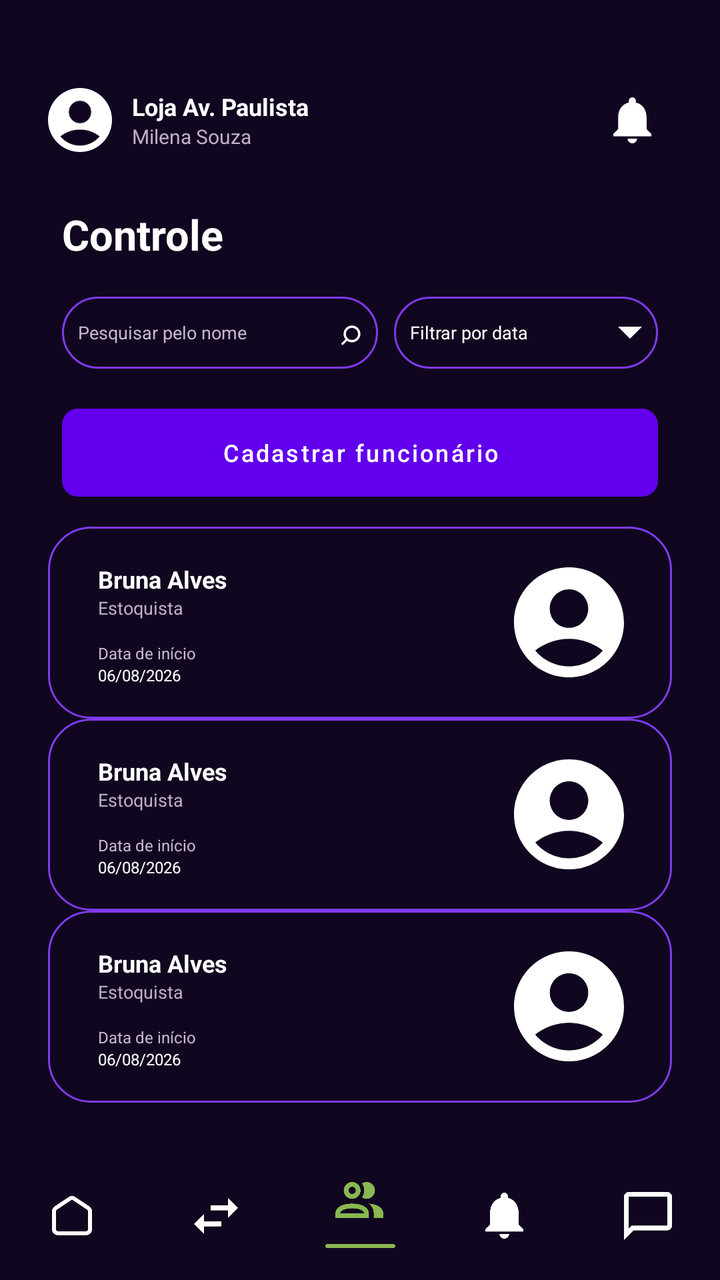
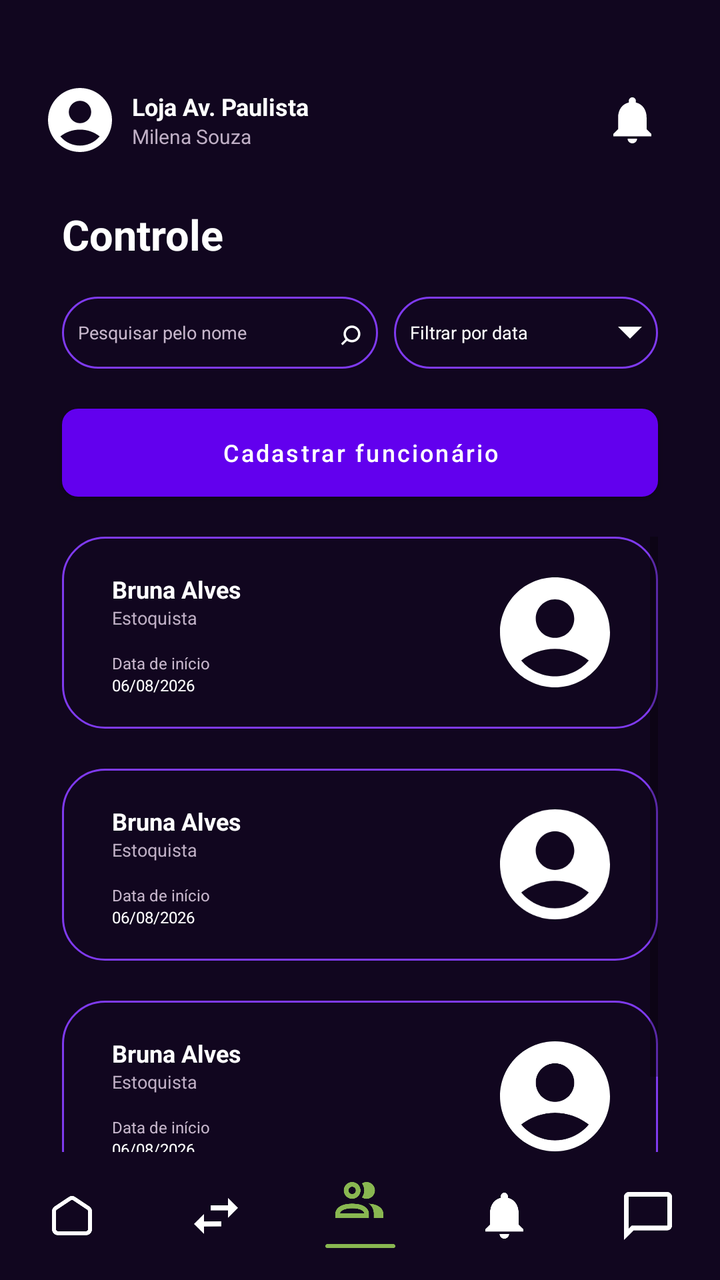

Two renders of the same Android screen: before a commit and after it. Below are the layout's source before the change and the commit's diff.
<!-- AndroidManifest.xml: application theme Theme.QuiStock -->
<!-- res/layout/fragment_employee.xml -->
<?xml version="1.0" encoding="utf-8"?>
<androidx.constraintlayout.widget.ConstraintLayout xmlns:android="http://schemas.android.com/apk/res/android"
    xmlns:app="http://schemas.android.com/apk/res-auto"
    xmlns:tools="http://schemas.android.com/tools"
    android:layout_width="match_parent"
    android:layout_height="match_parent"
    android:background="#11061F"
    tools:context=".presentation.employee.EmployeeFragment">

    <LinearLayout
        android:id="@+id/headerFuncionarios"
        android:layout_width="0dp"
        android:layout_height="32dp"
        android:layout_marginStart="24dp"
        android:layout_marginTop="44dp"
        android:layout_marginEnd="32dp"
        android:gravity="center_vertical"
        android:orientation="horizontal"
        app:layout_constraintEnd_toEndOf="parent"
        app:layout_constraintStart_toStartOf="parent"
        app:layout_constraintTop_toTopOf="parent">

        <ImageView
            android:layout_width="32dp"
            android:layout_height="32dp"
            android:contentDescription="Perfil"
            android:src="@drawable/ic_profile" />

        <LinearLayout
            android:layout_width="0dp"
            android:layout_height="wrap_content"
            android:layout_marginStart="10dp"
            android:layout_weight="1"
            android:orientation="vertical">

            <TextView
                android:layout_width="wrap_content"
                android:layout_height="wrap_content"
                android:text="Loja Av. Paulista"
                android:textColor="#FFFFFF"
                android:textSize="12sp"
                android:textStyle="bold" />

            <TextView
                android:layout_width="wrap_content"
                android:layout_height="wrap_content"
                android:text="Milena Souza"
                android:textColor="#BFAFC5"
                android:textSize="10sp" />
        </LinearLayout>

        <ImageButton
            android:id="@+id/btnNotificacoesFuncionarios"
            android:layout_width="24dp"
            android:layout_height="24dp"
            android:background="@android:color/transparent"
            android:contentDescription="Notificações"
            android:padding="0dp"
            android:src="@drawable/ic_notification" />
    </LinearLayout>

    <TextView
        android:id="@+id/tvTituloControleFuncionarios"
        android:layout_width="wrap_content"
        android:layout_height="wrap_content"
        android:layout_marginStart="31dp"
        android:layout_marginTop="27dp"
        android:text="Controle"
        android:textColor="#FFFFFF"
        android:textSize="21sp"
        android:textStyle="bold"
        app:layout_constraintStart_toStartOf="parent"
        app:layout_constraintTop_toBottomOf="@id/headerFuncionarios" />

    <LinearLayout
        android:id="@+id/areaFiltrosFuncionarios"
        android:layout_width="0dp"
        android:layout_height="36dp"
        android:layout_marginStart="31dp"
        android:layout_marginTop="17dp"
        android:layout_marginEnd="31dp"
        android:orientation="horizontal"
        app:layout_constraintEnd_toEndOf="parent"
        app:layout_constraintStart_toStartOf="parent"
        app:layout_constraintTop_toBottomOf="@id/tvTituloControleFuncionarios">

        <LinearLayout
            android:layout_width="0dp"
            android:layout_height="match_parent"
            android:layout_marginEnd="4dp"
            android:layout_weight="1.2"
            android:background="@drawable/bg_card_summary"
            android:gravity="center_vertical"
            android:orientation="horizontal"
            android:paddingStart="8dp"
            android:paddingEnd="8dp">

            <EditText
                android:id="@+id/etBuscaFuncionario"
                android:layout_width="0dp"
                android:layout_height="match_parent"
                android:layout_weight="1"
                android:background="@android:color/transparent"
                android:hint="Pesquisar pelo nome"
                android:imeOptions="actionSearch"
                android:inputType="text"
                android:padding="0dp"
                android:singleLine="true"
                android:textColor="#FFFFFF"
                android:textColorHint="#C7B7CC"
                android:textSize="9sp" />

            <TextView
                android:layout_width="wrap_content"
                android:layout_height="wrap_content"
                android:contentDescription="Buscar funcionário"
                android:text="⌕"
                android:textColor="#FFFFFF"
                android:textSize="18sp" />
        </LinearLayout>

        <LinearLayout
            android:id="@+id/dropdownFiltroDataFuncionario"
            android:layout_width="0dp"
            android:layout_height="match_parent"
            android:layout_marginStart="4dp"
            android:layout_weight="1"
            android:background="@drawable/bg_card_summary"
            android:clickable="true"
            android:focusable="true"
            android:gravity="center_vertical"
            android:orientation="horizontal"
            android:paddingStart="8dp"
            android:paddingEnd="8dp">

            <TextView
                android:layout_width="0dp"
                android:layout_height="wrap_content"
                android:layout_weight="1"
                android:text="Filtrar por data"
                android:textColor="#FFFFFF"
                android:textSize="9sp" />

            <ImageView
                android:layout_width="12dp"
                android:layout_height="12dp"
                android:contentDescription="Abrir filtro de data"
                android:src="@drawable/arrow_down" />
        </LinearLayout>
    </LinearLayout>

    <Button
        android:id="@+id/btnCadastrarFuncionario"
        android:layout_width="0dp"
        android:layout_height="44dp"
        android:layout_marginStart="31dp"
        android:layout_marginTop="20dp"
        android:layout_marginEnd="31dp"
        android:background="@drawable/bg_login_button"
        android:text="Cadastrar funcionário"
        android:textAllCaps="false"
        android:textColor="#FFFFFF"
        android:textSize="12sp"
        app:layout_constraintEnd_toEndOf="parent"
        app:layout_constraintStart_toStartOf="parent"
        app:layout_constraintTop_toBottomOf="@id/areaFiltrosFuncionarios" />

    <ScrollView
        android:id="@+id/scrollFuncionarios"
        android:layout_width="0dp"
        android:layout_height="0dp"
        android:layout_marginStart="24dp"
        android:layout_marginTop="15dp"
        android:layout_marginEnd="24dp"
        android:clipToPadding="false"
        android:fillViewport="false"
        android:paddingBottom="12dp"
        app:layout_constraintBottom_toTopOf="@id/bottomNavigationFuncionarios"
        app:layout_constraintEnd_toEndOf="parent"
        app:layout_constraintStart_toStartOf="parent"
        app:layout_constraintTop_toBottomOf="@id/btnCadastrarFuncionario">

        <LinearLayout
            android:layout_width="match_parent"
            android:layout_height="wrap_content"
            android:orientation="vertical"
            android:paddingStart="0dp"
            android:paddingEnd="0dp">

            <include
                android:id="@+id/cardBrunaAlves"
                layout="@layout/item_employee_card" />

            <include
                android:id="@+id/cardRicardoMacedo"
                layout="@layout/item_employee_card"
                android:layout_marginTop="20dp" />

            <include
                android:id="@+id/cardBrenoAlmeida"
                layout="@layout/item_employee_card"
                android:layout_marginTop="20dp" />
        </LinearLayout>
    </ScrollView>

    <LinearLayout
        android:id="@+id/bottomNavigationFuncionarios"
        android:layout_width="0dp"
        android:layout_height="64dp"
        android:background="#11061F"
        android:gravity="center"
        android:orientation="horizontal"
        android:weightSum="5"
        app:layout_constraintBottom_toBottomOf="parent"
        app:layout_constraintEnd_toEndOf="parent"
        app:layout_constraintStart_toStartOf="parent">

        <ImageButton
            android:id="@+id/btnHomeFuncionarios"
            android:layout_width="0dp"
            android:layout_height="35dp"
            android:layout_weight="1"
            android:background="@android:color/transparent"
            android:contentDescription="Início"
            android:padding="0dp"
            android:src="@drawable/ic_home" />

        <ImageButton
            android:id="@+id/btnMovimentacoesFuncionarios"
            android:layout_width="0dp"
            android:layout_height="25dp"
            android:layout_weight="1"
            android:background="@android:color/transparent"
            android:contentDescription="Movimentações"
            android:padding="0dp"
            android:src="@drawable/ic_interferences" />

        <ImageButton
            android:id="@+id/btnControleFuncionariosAtivo"
            android:layout_width="0dp"
            android:layout_height="35dp"
            android:layout_weight="1"
            android:background="@android:color/transparent"
            android:contentDescription="Funcionários"
            android:padding="0dp"
            android:src="@drawable/ic_employee_active" />

        <ImageButton
            android:id="@+id/btnNotificacoesBottomFuncionarios"
            android:layout_width="0dp"
            android:layout_height="25dp"
            android:layout_weight="1"
            android:background="@android:color/transparent"
            android:contentDescription="Notificações"
            android:padding="0dp"
            android:src="@drawable/ic_notification" />

        <ImageButton
            android:id="@+id/btnChatbotFuncionarios"
            android:layout_width="0dp"
            android:layout_height="25dp"
            android:layout_weight="1"
            android:background="@android:color/transparent"
            android:contentDescription="Chatbot"
            android:padding="0dp"
            android:src="@drawable/ic_chatbot" />
    </LinearLayout>
</androidx.constraintlayout.widget.ConstraintLayout>
<!-- res/layout/item_employee_card.xml (included above) -->
<?xml version="1.0" encoding="utf-8"?>
<LinearLayout xmlns:android="http://schemas.android.com/apk/res/android"
    android:layout_width="match_parent"
    android:layout_height="96dp"
    android:background="@drawable/bg_card_summary"
    android:clickable="true"
    android:focusable="true"
    android:gravity="center_vertical"
    android:orientation="horizontal"
    android:paddingStart="25dp"
    android:paddingEnd="24dp">

    <LinearLayout
        android:layout_width="0dp"
        android:layout_height="match_parent"
        android:layout_weight="1"
        android:gravity="center_vertical"
        android:orientation="vertical"
        android:paddingTop="11dp"
        android:paddingBottom="9dp">

        <TextView
            android:id="@+id/tvNomeFuncionario"
            android:layout_width="wrap_content"
            android:layout_height="wrap_content"
            android:text="Bruna Alves"
            android:textColor="#FFFFFF"
            android:textSize="12sp"
            android:textStyle="bold" />

        <TextView
            android:id="@+id/tvCargoFuncionario"
            android:layout_width="wrap_content"
            android:layout_height="wrap_content"
            android:text="Estoquista"
            android:textColor="#BFAFC5"
            android:textSize="9sp" />

        <TextView
            android:layout_width="wrap_content"
            android:layout_height="wrap_content"
            android:layout_marginTop="11dp"
            android:text="Data de início"
            android:textColor="#C7B7CC"
            android:textSize="8sp" />

        <TextView
            android:id="@+id/tvDataInicioFuncionario"
            android:layout_width="wrap_content"
            android:layout_height="wrap_content"
            android:text="06/08/2026"
            android:textColor="#FFFFFF"
            android:textSize="8sp" />
    </LinearLayout>

    <ImageView
        android:layout_width="55dp"
        android:layout_height="55dp"
        android:contentDescription="Foto do funcionário"
        android:src="@drawable/ic_profile" />
</LinearLayout>
<!-- resources referenced by this layout -->
<resources>
  <!-- drawable arrow_down (drawable) -->
  <vector xmlns:android="http://schemas.android.com/apk/res/android"
      android:width="10dp"
      android:height="5dp"
      android:viewportWidth="10"
      android:viewportHeight="5">
    <path
        android:pathData="M0,0L5,5L10,0H0Z"
        android:fillColor="#ffffff"/>
  </vector>
  <!-- drawable bg_card_summary (drawable) -->
  <?xml version="1.0" encoding="utf-8"?>
  <shape xmlns:android="http://schemas.android.com/apk/res/android">
  
      <solid android:color="#11061F" />
  
      <stroke
          android:width="1dp"
          android:color="#7F3AEF" />
  
      <corners android:radius="21dp" />
  
  </shape>
  <!-- drawable bg_login_button (drawable) -->
  <shape xmlns:android="http://schemas.android.com/apk/res/android">
      <solid android:color="@color/login_primary" />
      <corners android:radius="8dp" />
  </shape>
  <!-- drawable ic_chatbot (drawable) -->
  <vector xmlns:android="http://schemas.android.com/apk/res/android"
      android:width="24dp"
      android:height="24dp"
      android:viewportWidth="24"
      android:viewportHeight="24">
    <path
        android:pathData="M21.6,0H2.4C1.08,0 0,1.08 0,2.4V24L4.8,19.2H21.6C22.92,19.2 24,18.12 24,16.8V2.4C24,1.08 22.92,0 21.6,0ZM21.6,16.8H3.84L2.4,18.24V2.4H21.6V16.8Z"
        android:fillColor="#ffffff"/>
  </vector>
  <!-- drawable ic_home (drawable) -->
  <vector xmlns:android="http://schemas.android.com/apk/res/android"
      android:width="20dp"
      android:height="20dp"
      android:viewportWidth="20"
      android:viewportHeight="20">
    <path
        android:pathData="M8.891,1.336C9.562,0.888 10.438,0.888 11.109,1.336L18.109,6.003C18.666,6.374 19,6.998 19,7.667V16.596C19,17.701 18.105,18.596 17,18.596H13.375H10H9.438H6.625H3C1.895,18.596 1,17.701 1,16.596V7.667C1,6.998 1.334,6.374 1.891,6.003L8.891,1.336Z"
        android:strokeWidth="2"
        android:fillColor="#00000000"
        android:strokeColor="#ffffff"/>
  </vector>
  <!-- drawable ic_interferences (drawable) -->
  <vector xmlns:android="http://schemas.android.com/apk/res/android"
      android:width="22dp"
      android:height="18dp"
      android:viewportWidth="22"
      android:viewportHeight="18">
    <path
        android:pathData="M17.041,3.719L8.364,3.719V6.198L17.041,6.198V9.917L22,4.959L17.041,0V3.719Z"
        android:fillColor="#ffffff"/>
    <path
        android:pathData="M4.962,14.219L13.64,14.194L13.632,11.715L4.955,11.74L4.944,8.021L0,12.994L4.973,17.938L4.962,14.219Z"
        android:fillColor="#ffffff"/>
  </vector>
  <!-- drawable ic_notification (drawable) -->
  <vector xmlns:android="http://schemas.android.com/apk/res/android"
      android:width="19dp"
      android:height="23dp"
      android:viewportWidth="19"
      android:viewportHeight="23">
    <path
        android:pathData="M9.5,23C10.806,23 11.875,21.938 11.875,20.641H7.125C7.125,21.938 8.182,23 9.5,23ZM16.625,15.923V10.026C16.625,6.405 14.677,3.373 11.281,2.571V1.769C11.281,0.79 10.486,0 9.5,0C8.514,0 7.719,0.79 7.719,1.769V2.571C4.311,3.373 2.375,6.393 2.375,10.026V15.923L0,18.282V19.462H19V18.282L16.625,15.923Z"
        android:fillColor="#ffffff"/>
  </vector>
  <style name="Theme.QuiStock" parent="Theme.MaterialComponents.DayNight.NoActionBar">
          
          <item name="colorPrimary">@color/purple_500</item>
          <item name="colorPrimaryVariant">@color/purple_700</item>
          <item name="colorOnPrimary">@color/white</item>
          
          <item name="colorSecondary">@color/teal_200</item>
          <item name="colorSecondaryVariant">@color/teal_700</item>
          <item name="colorOnSecondary">@color/black</item>
          
          <item name="android:statusBarColor">?attr/colorPrimaryVariant</item>
          
      </style>
  <color name="login_primary">#8E3AF2</color>
  <color name="purple_500">#FF6200EE</color>
  <color name="purple_700">#FF3700B3</color>
  <color name="white">#FFFFFFFF</color>
  <color name="teal_200">#FF03DAC5</color>
  <color name="teal_700">#FF018786</color>
  <color name="black">#FF000000</color>
  <!-- unchanged entries left out for length: 2 -->
</resources>

<!-- the commit's change to res/layout/fragment_employee.xml (unified diff, before → after) -->
@@ -169,12 +169,12 @@
         android:id="@+id/scrollFuncionarios"
         android:layout_width="0dp"
         android:layout_height="0dp"
-        android:layout_marginStart="24dp"
-        android:layout_marginTop="15dp"
-        android:layout_marginEnd="24dp"
+        android:layout_marginStart="31dp"
+        android:layout_marginTop="20dp"
+        android:layout_marginEnd="31dp"
         android:clipToPadding="false"
         android:fillViewport="false"
-        android:paddingBottom="12dp"
+        android:paddingBottom="20dp"
         app:layout_constraintBottom_toTopOf="@id/bottomNavigationFuncionarios"
         app:layout_constraintEnd_toEndOf="parent"
         app:layout_constraintStart_toStartOf="parent"
@@ -191,15 +191,21 @@
                 android:id="@+id/cardBrunaAlves"
                 layout="@layout/item_employee_card" />
 
+            <View
+                android:layout_width="match_parent"
+                android:layout_height="20dp" />
+
             <include
                 android:id="@+id/cardRicardoMacedo"
-                layout="@layout/item_employee_card"
-                android:layout_marginTop="20dp" />
+                layout="@layout/item_employee_card" />
+
+            <View
+                android:layout_width="match_parent"
+                android:layout_height="20dp" />
 
             <include
                 android:id="@+id/cardBrenoAlmeida"
-                layout="@layout/item_employee_card"
-                android:layout_marginTop="20dp" />
+                layout="@layout/item_employee_card" />
         </LinearLayout>
     </ScrollView>
 
